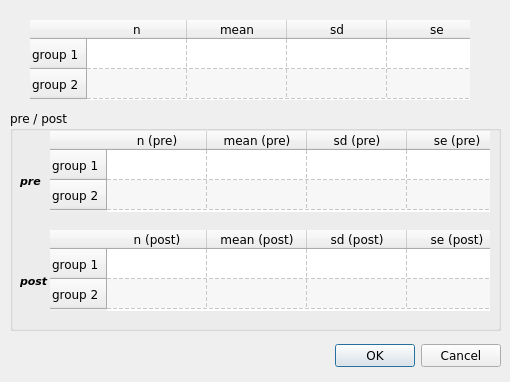
Old version of the form continuous_data_form.ui in the repository bwallace/OpenMeta-analyst-.
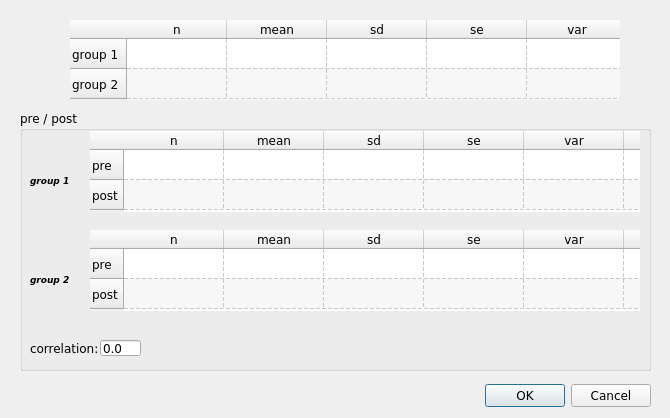
New version of the form. Icons and pictures are not drawn.

The edit to the form file:
```diff
--- a/continuous_data_form.ui
+++ b/continuous_data_form.ui
@@ -5,19 +5,19 @@
    <rect>
     <x>0</x>
     <y>0</y>
-    <width>510</width>
-    <height>382</height>
+    <width>670</width>
+    <height>418</height>
    </rect>
   </property>
   <property name="minimumSize" >
    <size>
-    <width>510</width>
+    <width>670</width>
     <height>0</height>
    </size>
   </property>
   <property name="maximumSize" >
    <size>
-    <width>510</width>
+    <width>670</width>
     <height>452</height>
    </size>
   </property>
@@ -36,8 +36,8 @@
   <widget class="QDialogButtonBox" name="buttonBox" >
    <property name="geometry" >
     <rect>
-     <x>320</x>
-     <y>340</y>
+     <x>470</x>
+     <y>380</y>
      <width>181</width>
      <height>32</height>
     </rect>
@@ -52,10 +52,10 @@
   <widget class="QGroupBox" name="grp_box_pre_post" >
    <property name="geometry" >
     <rect>
-     <x>10</x>
+     <x>20</x>
      <y>110</y>
-     <width>491</width>
-     <height>221</height>
+     <width>631</width>
+     <height>261</height>
     </rect>
    </property>
    <property name="title" >
@@ -72,7 +72,7 @@
     </property>
     <property name="font" >
      <font>
-      <pointsize>8</pointsize>
+      <pointsize>7</pointsize>
       <weight>75</weight>
       <italic>true</italic>
       <bold>true</bold>
@@ -82,7 +82,7 @@
      <enum>Qt::LeftToRight</enum>
     </property>
     <property name="text" >
-     <string>pre</string>
+     <string>group 1</string>
     </property>
    </widget>
    <widget class="QLabel" name="label_9" >
@@ -90,40 +90,44 @@
      <rect>
       <x>10</x>
       <y>160</y>
-      <width>46</width>
+      <width>51</width>
       <height>21</height>
      </rect>
     </property>
     <property name="font" >
      <font>
-      <pointsize>8</pointsize>
+      <pointsize>7</pointsize>
       <weight>75</weight>
       <italic>true</italic>
       <bold>true</bold>
      </font>
     </property>
     <property name="text" >
-     <string>post</string>
+     <string>&lt;!DOCTYPE HTML PUBLIC "-//W3C//DTD HTML 4.0//EN" "http://www.w3.org/TR/REC-html40/strict.dtd">
+&lt;html>&lt;head>&lt;meta name="qrichtext" content="1" />&lt;style type="text/css">
+p, li { white-space: pre-wrap; }
+&lt;/style>&lt;/head>&lt;body style=" font-family:'Verdana'; font-size:8pt; font-weight:600; font-style:italic;">
+&lt;p style=" margin-top:0px; margin-bottom:0px; margin-left:0px; margin-right:0px; -qt-block-indent:0; text-indent:0px;">&lt;span style=" font-size:7pt;">group 2&lt;/span>&lt;/p>&lt;/body>&lt;/html></string>
     </property>
    </widget>
    <widget class="QTableWidget" name="pre_table" >
     <property name="geometry" >
      <rect>
-      <x>40</x>
+      <x>70</x>
       <y>21</y>
-      <width>440</width>
+      <width>550</width>
       <height>81</height>
      </rect>
     </property>
     <property name="minimumSize" >
      <size>
-      <width>440</width>
+      <width>550</width>
       <height>0</height>
      </size>
     </property>
     <property name="maximumSize" >
      <size>
-      <width>440</width>
+      <width>550</width>
       <height>16777215</height>
      </size>
     </property>
@@ -157,67 +161,77 @@
      <number>2</number>
     </property>
     <property name="columnCount" >
-     <number>6</number>
+     <number>8</number>
     </property>
     <row>
      <property name="text" >
-      <string>group 1</string>
+      <string>pre</string>
      </property>
     </row>
     <row>
      <property name="text" >
-      <string>group 2</string>
+      <string>post</string>
      </property>
     </row>
     <column>
      <property name="text" >
-      <string>n (pre)</string>
+      <string>n</string>
      </property>
     </column>
     <column>
      <property name="text" >
-      <string>mean (pre)</string>
+      <string>mean</string>
      </property>
     </column>
     <column>
      <property name="text" >
-      <string>sd (pre)</string>
+      <string>sd</string>
      </property>
     </column>
     <column>
      <property name="text" >
-      <string>se (pre)</string>
+      <string>se</string>
      </property>
     </column>
     <column>
      <property name="text" >
-      <string>var (pre)</string>
+      <string>var</string>
      </property>
     </column>
     <column>
      <property name="text" >
-      <string>p-val (pre)</string>
+      <string>p-val</string>
+     </property>
+    </column>
+    <column>
+     <property name="text" >
+      <string>low</string>
+     </property>
+    </column>
+    <column>
+     <property name="text" >
+      <string>high</string>
      </property>
     </column>
    </widget>
    <widget class="QTableWidget" name="post_table" >
     <property name="geometry" >
      <rect>
-      <x>40</x>
+      <x>70</x>
       <y>120</y>
-      <width>440</width>
+      <width>550</width>
       <height>81</height>
      </rect>
     </property>
     <property name="minimumSize" >
      <size>
-      <width>440</width>
+      <width>550</width>
       <height>0</height>
      </size>
     </property>
     <property name="maximumSize" >
      <size>
-      <width>440</width>
+      <width>550</width>
       <height>16777215</height>
      </size>
     </property>
@@ -243,56 +257,92 @@
      <number>2</number>
     </property>
     <property name="columnCount" >
-     <number>6</number>
+     <number>8</number>
     </property>
     <row>
      <property name="text" >
-      <string>group 1</string>
+      <string>pre</string>
      </property>
     </row>
     <row>
      <property name="text" >
-      <string>group 2</string>
+      <string>post</string>
      </property>
     </row>
     <column>
      <property name="text" >
-      <string>n (post)</string>
+      <string>n</string>
      </property>
     </column>
     <column>
      <property name="text" >
-      <string>mean (post)</string>
+      <string>mean</string>
      </property>
     </column>
     <column>
      <property name="text" >
-      <string>sd (post)</string>
+      <string>sd</string>
      </property>
     </column>
     <column>
      <property name="text" >
-      <string>se (post)</string>
+      <string>se</string>
      </property>
     </column>
     <column>
      <property name="text" >
-      <string>var (post)</string>
+      <string>var</string>
      </property>
     </column>
     <column>
      <property name="text" >
-      <string>p-val (post)</string>
+      <string>p-val</string>
      </property>
     </column>
+    <column>
+     <property name="text" >
+      <string>low</string>
+     </property>
+    </column>
+    <column>
+     <property name="text" >
+      <string>high</string>
+     </property>
+    </column>
+   </widget>
+   <widget class="QLabel" name="label" >
+    <property name="geometry" >
+     <rect>
+      <x>10</x>
+      <y>230</y>
+      <width>71</width>
+      <height>16</height>
+     </rect>
+    </property>
+    <property name="text" >
+     <string>correlation:</string>
+    </property>
+   </widget>
+   <widget class="QLineEdit" name="lineEdit" >
+    <property name="geometry" >
+     <rect>
+      <x>80</x>
+      <y>230</y>
+      <width>41</width>
+      <height>16</height>
+     </rect>
+    </property>
+    <property name="text" >
+     <string>0.0</string>
+    </property>
    </widget>
   </widget>
   <widget class="QTableWidget" name="g1_std_table" >
    <property name="geometry" >
     <rect>
-     <x>30</x>
+     <x>70</x>
      <y>20</y>
-     <width>440</width>
+     <width>550</width>
      <height>80</height>
     </rect>
    </property>
@@ -304,13 +354,13 @@
    </property>
    <property name="minimumSize" >
     <size>
-     <width>440</width>
+     <width>550</width>
      <height>80</height>
     </size>
    </property>
    <property name="maximumSize" >
     <size>
-     <width>440</width>
+     <width>550</width>
      <height>80</height>
     </size>
    </property>
@@ -341,7 +391,7 @@
     <number>2</number>
    </property>
    <property name="columnCount" >
-    <number>6</number>
+    <number>8</number>
    </property>
    <row>
     <property name="text" >
@@ -383,6 +433,16 @@
      <string>p-val</string>
     </property>
    </column>
+   <column>
+    <property name="text" >
+     <string>low</string>
+    </property>
+   </column>
+   <column>
+    <property name="text" >
+     <string>high</string>
+    </property>
+   </column>
   </widget>
  </widget>
  <resources>
```
Left out of the diff: 10 changed lines with no effect on the pictures.
